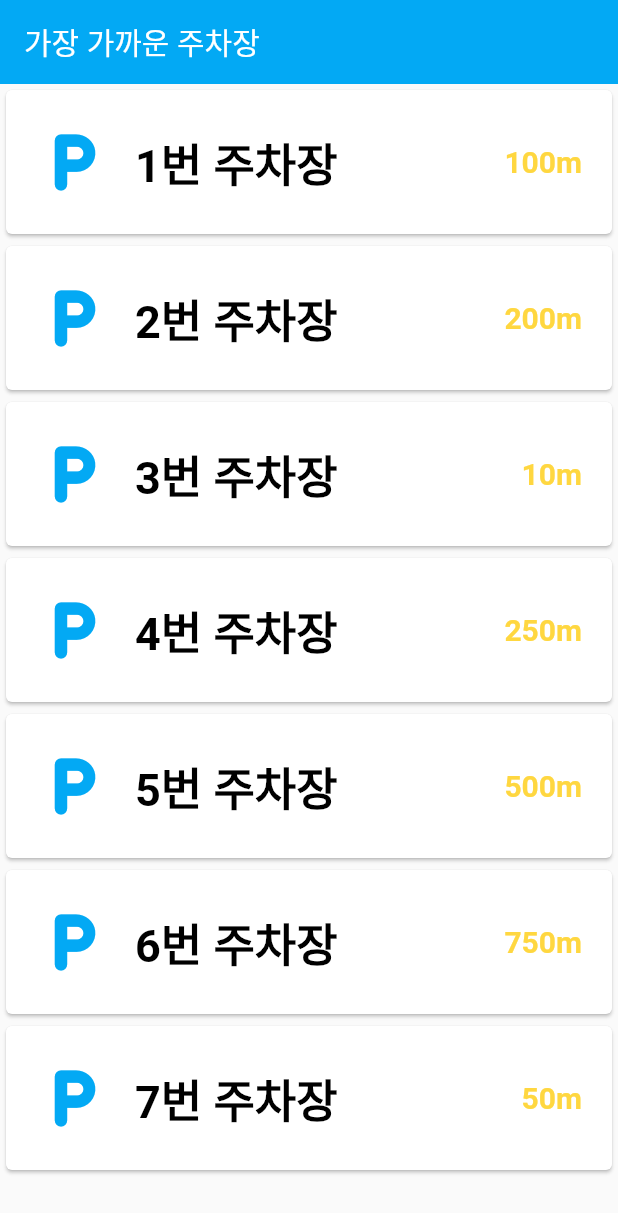
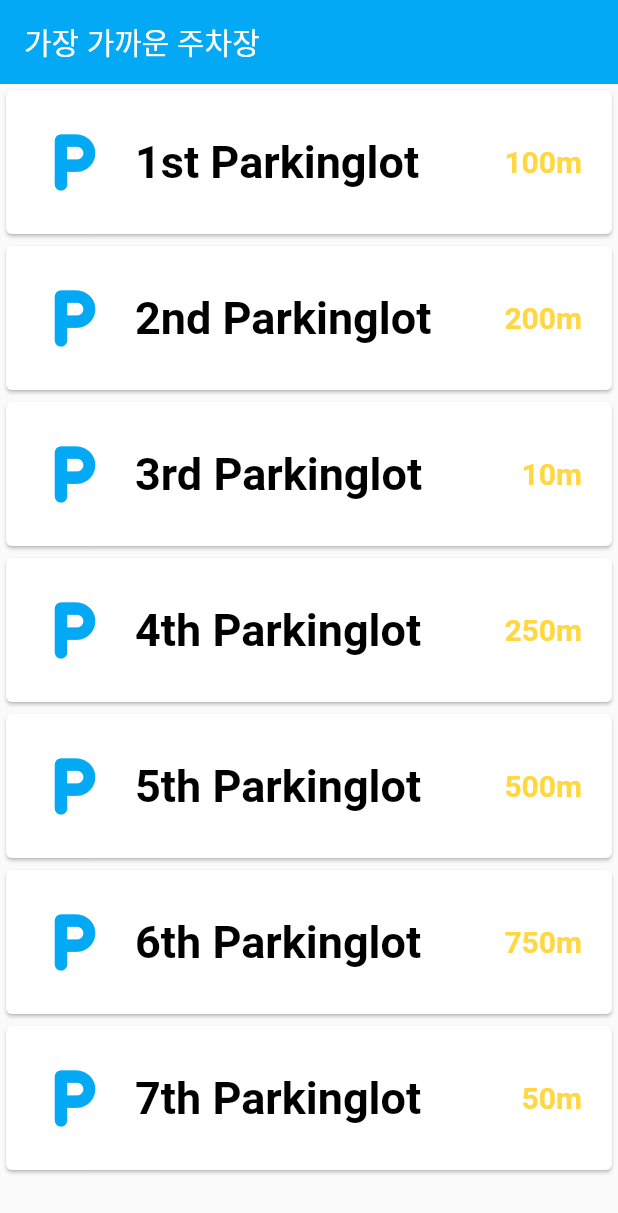
Before and after one commit to chanx2S2/parking_list, a Flutter app: the screen it shows after launch, on a phone screen of 412 x 824 dp. Shown: the top 1213 px of the screen. Run offline on Flutter 3.47's test engine with Material 2 defaults, Android fonts, the phone set to English and light mode, and no system bars.

Commit message:
데이터 수정(영어로), 주석 삭제

```diff
--- a/lib/main.dart
+++ b/lib/main.dart
@@ -1,6 +1,8 @@
 import 'package:flutter/material.dart';
 import 'package:parking_list/another_page.dart';
 import 'package:parking_list/model.dart';
+
+// 객체로 만들어서 데이터들이 오름차순으로 정렬될 수 있도록 만든다.
 
 void main(){
   runApp(const MyApp());
@@ -28,13 +30,13 @@ class MyList extends StatefulWidget {
 class _MyListState extends State<MyList> {
 
   static List<String> parkinglotList = [
-    '1번 주차장',
-    '2번 주차장',
-    '3번 주차장',
-    '4번 주차장',
-    '5번 주차장',
-    '6번 주차장',
-    '7번 주차장',
+    '1st Parkinglot',
+    '2nd Parkinglot',
+    '3rd Parkinglot',
+    '4th Parkinglot',
+    '5th Parkinglot',
+    '6th Parkinglot',
+    '7th Parkinglot',
   ];
 
   static List<String> parkinglotDistance = [
@@ -98,41 +100,6 @@ class _MyListState extends State<MyList> {
                     ),
                   ),
                 ),
-                // child: Row(
-                //   children: [
-                //     const SizedBox(
-                //       width: 100,
-                //       height: 100,
-                //     ),
-                //     Padding(padding: const EdgeInsets.all(10),
-                //       child: Column(
-                //         children: [
-                //           Text(parkinglotList[index],
-                //             style: const TextStyle(
-                //               fontSize: 30,
-                //               fontWeight: FontWeight.bold,
-                //               color: Colors.black,
-                //             ),
-                //           ),
-                //           const SizedBox(
-                //             height: 10,
-                //           ),
-                //           SizedBox(
-                //             width: width,
-                //             child: Text(
-                //               parkinglotDistance[index],
-                //               style: const TextStyle(
-                //                 fontSize: 20,
-                //                 fontWeight: FontWeight.bold,
-                //                 color: Colors.amberAccent
-                //               ),
-                //             ),
-                //           )
-                //         ],
-                //       ),
-                //     ),
-                //   ],
-                // ),
               ),
             );
           },
```
